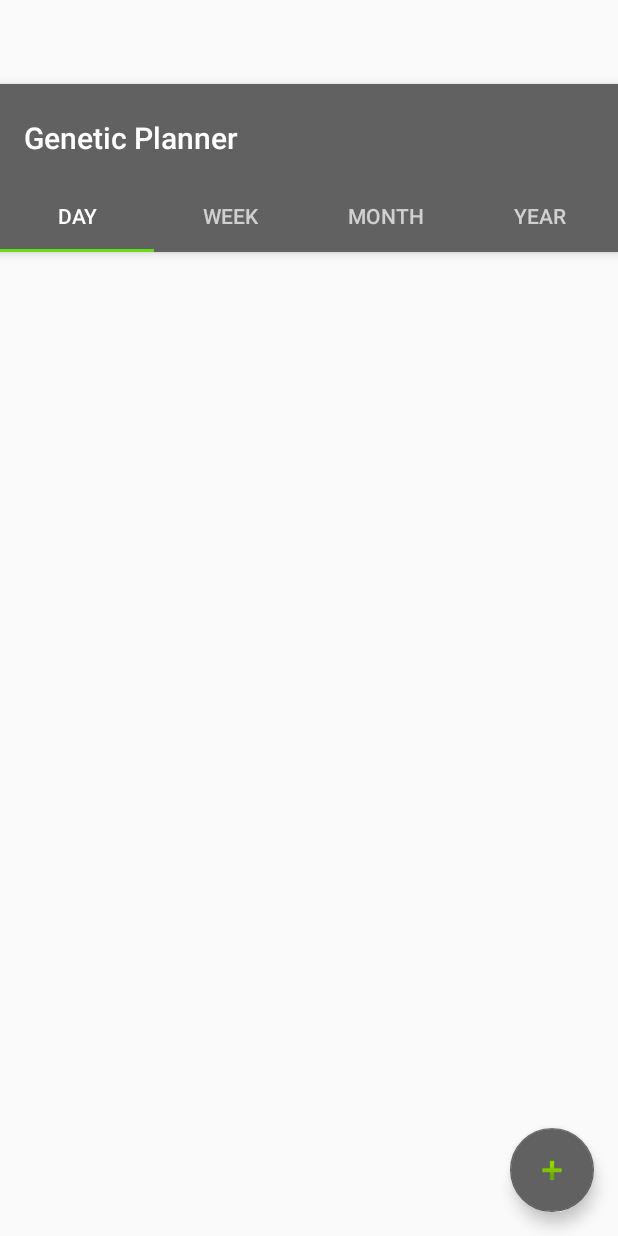
After one commit to Bikecicle/genetic-planner-android, an Android app: the layout activity_main_with_tabs.xml on its own in the app's theme, with its tools: preview values and no code run, on a phone screen of 412 x 824 dp. The commit adds this screen. Run offline under Robolectric (Android 15) with nearby library versions, the phone set to English and light mode, and no system bars.

Commit message:
Temporary UI

```diff
--- a/app/src/main/java/evolution/core/EvolutionManager.java
+++ b/app/src/main/java/evolution/core/EvolutionManager.java
@@ -40,7 +40,7 @@ public class EvolutionManager {
 		}
 	}
 
-	public void runScoreThreshold(int score) {
+	public void runScoreThreshold(double score) {
 		while (pop.getFittest().getScore() < score) {
 			pop = selector.nextGeneration(pop);
 			if (logging)
--- a/app/src/main/java/planner/internal/data/AgendaDAO.java
+++ b/app/src/main/java/planner/internal/data/AgendaDAO.java
@@ -4,6 +4,7 @@ import android.arch.persistence.room.Dao;
 import android.arch.persistence.room.Delete;
 import android.arch.persistence.room.Insert;
 import android.arch.persistence.room.Query;
+import android.arch.persistence.room.Update;
 
 import planner.internal.item.Event;
 import planner.internal.item.Task;
--- a/app/src/main/java/planner/internal/item/Note.java
+++ b/app/src/main/java/planner/internal/item/Note.java
@@ -14,7 +14,7 @@ public class Note implements Comparable<Note>, Serializable {
 
 	private static final long serialVersionUID = 5710812068584817767L;
 
-	private int noteId;
+	public int noteId;
 	public String title;
 	public String details;
 	public long start;
--- /dev/null
+++ b/app/src/main/res/layout/activity_main_with_tabs.xml
@@ -0,0 +1,79 @@
+<?xml version="1.0" encoding="utf-8"?>
+<android.support.design.widget.CoordinatorLayout xmlns:android="http://schemas.android.com/apk/res/android"
+    xmlns:app="http://schemas.android.com/apk/res-auto"
+    xmlns:tools="http://schemas.android.com/tools"
+    android:id="@+id/main_content"
+    android:layout_width="match_parent"
+    android:layout_height="match_parent"
+    android:fitsSystemWindows="true"
+    tools:context="planner.external.android.MainActivityWithTabs">
+
+    <android.support.design.widget.AppBarLayout
+        android:id="@+id/main_appbar"
+        android:layout_width="match_parent"
+        android:layout_height="wrap_content"
+        android:paddingTop="@dimen/appbar_padding_top"
+        android:theme="@style/AppTheme.AppBarOverlay">
+
+        <android.support.v7.widget.Toolbar
+            android:id="@+id/main_toolbar"
+            android:layout_width="match_parent"
+            android:layout_height="?attr/actionBarSize"
+            android:layout_weight="1"
+            android:background="?attr/colorPrimary"
+            app:layout_scrollFlags="scroll|enterAlways"
+            app:popupTheme="@style/AppTheme.PopupOverlay"
+            app:title="@string/app_name">
+
+        </android.support.v7.widget.Toolbar>
+
+        <android.support.design.widget.TabLayout
+            android:id="@+id/main_tabs"
+            android:layout_width="match_parent"
+            android:layout_height="wrap_content">
+
+            <android.support.design.widget.TabItem
+                android:id="@+id/main_tabItem0"
+                android:layout_width="wrap_content"
+                android:layout_height="wrap_content"
+                android:text="@string/tab_text_0" />
+            <android.support.design.widget.TabItem
+                android:id="@+id/main_tabItem1"
+                android:layout_width="wrap_content"
+                android:layout_height="wrap_content"
+                android:text="@string/tab_text_1" />
+
+            <android.support.design.widget.TabItem
+                android:id="@+id/main_tabItem2"
+                android:layout_width="wrap_content"
+                android:layout_height="wrap_content"
+                android:text="@string/tab_text_2" />
+
+            <android.support.design.widget.TabItem
+                android:id="@+id/main_tabItem3"
+                android:layout_width="wrap_content"
+                android:layout_height="wrap_content"
+                android:text="@string/tab_text_3" />
+
+        </android.support.design.widget.TabLayout>
+
+    </android.support.design.widget.AppBarLayout>
+
+    <android.support.v4.view.ViewPager
+        android:id="@+id/main_container"
+        android:layout_width="match_parent"
+        android:layout_height="match_parent"
+        android:layout_marginStart="@dimen/activity_horizontal_margin"
+        android:layout_marginEnd="@dimen/activity_horizontal_margin"
+        app:layout_behavior="@string/appbar_scrolling_view_behavior" />
+
+    <android.support.design.widget.FloatingActionButton
+        android:id="@+id/main_fab"
+        android:layout_width="wrap_content"
+        android:layout_height="wrap_content"
+        android:layout_gravity="end|bottom"
+        android:layout_margin="@dimen/fab_margin"
+        app:backgroundTint="@color/colorPrimary"
+        app:srcCompat="@android:drawable/ic_input_add" />
+
+</android.support.design.widget.CoordinatorLayout>
--- a/app/src/main/res/values/strings.xml
+++ b/app/src/main/res/values/strings.xml
@@ -1,7 +1,9 @@
 <resources>
     <string name="app_name">Genetic Planner</string>
     <string name="interest">Interest</string>
+    <string name="title_activity_main_with_tabs">MainActivity</string>
     <string name="title_activity_main">MainActivity</string>
+
     <string name="tab_text_0">Day</string>
     <string name="tab_text_1">Week</string>
     <string name="tab_text_2">Month</string>
@@ -96,5 +98,7 @@
     <string name="time_colon">:</string>
     <string name="add">Add</string>
     <string name="clear_data">Clear Data</string>
+    <string name="title_activity_tees">tees</string>
+    <string name="title_activity_note">NoteActivity</string>
 
 </resources>
```
Also changed, not shown: app/src/main/AndroidManifest.xml (+4 -3 lines), app/src/main/java/planner/external/android/AddItemActivity.java (+5 -4 lines), app/src/main/java/planner/external/android/Interval.java (+8 -5 lines), app/src/main/java/planner/external/android/MainActivity.java (+33 -65 lines), app/src/main/java/planner/external/android/MainActivityWithTabs.java (added, +127 -0 lines), app/src/main/java/planner/external/android/NoteActivity.java (added, +22 -0 lines), app/src/main/java/planner/external/android/NoteListFragment.java (+17 -13 lines), app/src/main/java/planner/internal/core/PlanningAssistant.java (+6 -4 lines), app/src/main/java/planner/internal/data/RoomDBAndroid.java (+13 -9 lines), app/src/main/res/layout/activity_note.xml (renamed from app/src/main/java/planner/internal/item/Item.java, +27 -60 lines), app/src/main/res/layout/content_main.xml (added, +22 -0 lines), app/src/main/res/layout/content_note.xml (added, +11 -0 lines), app/src/main/res/layout/fragment_note_list.xml (+14 -0 lines).
